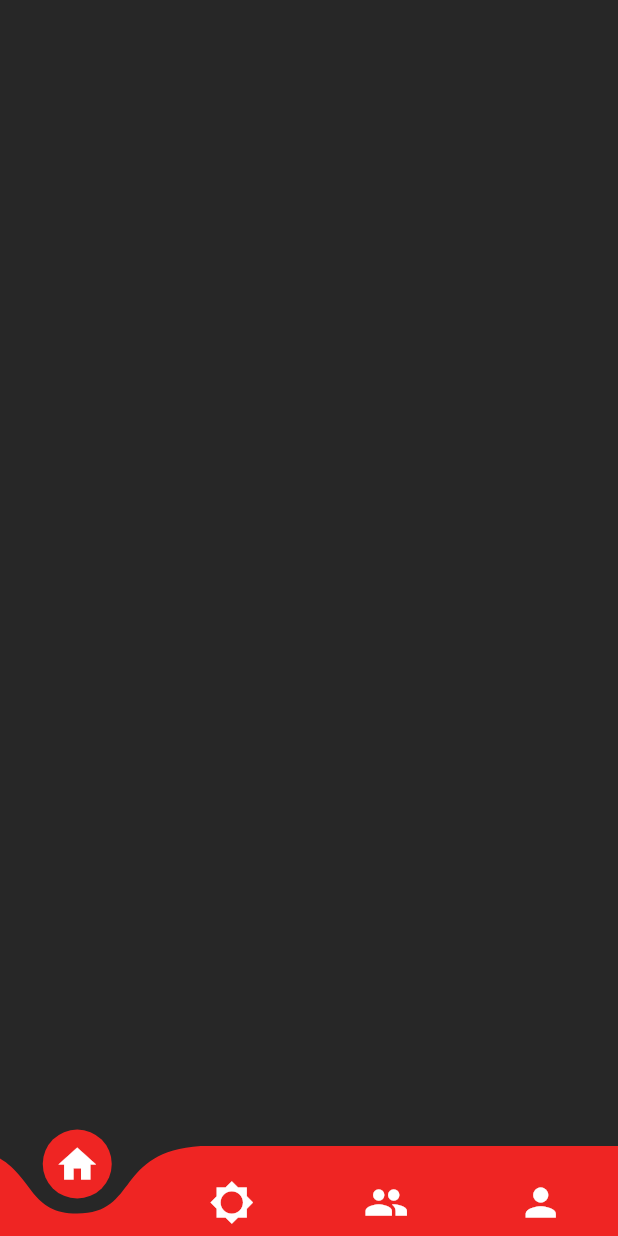
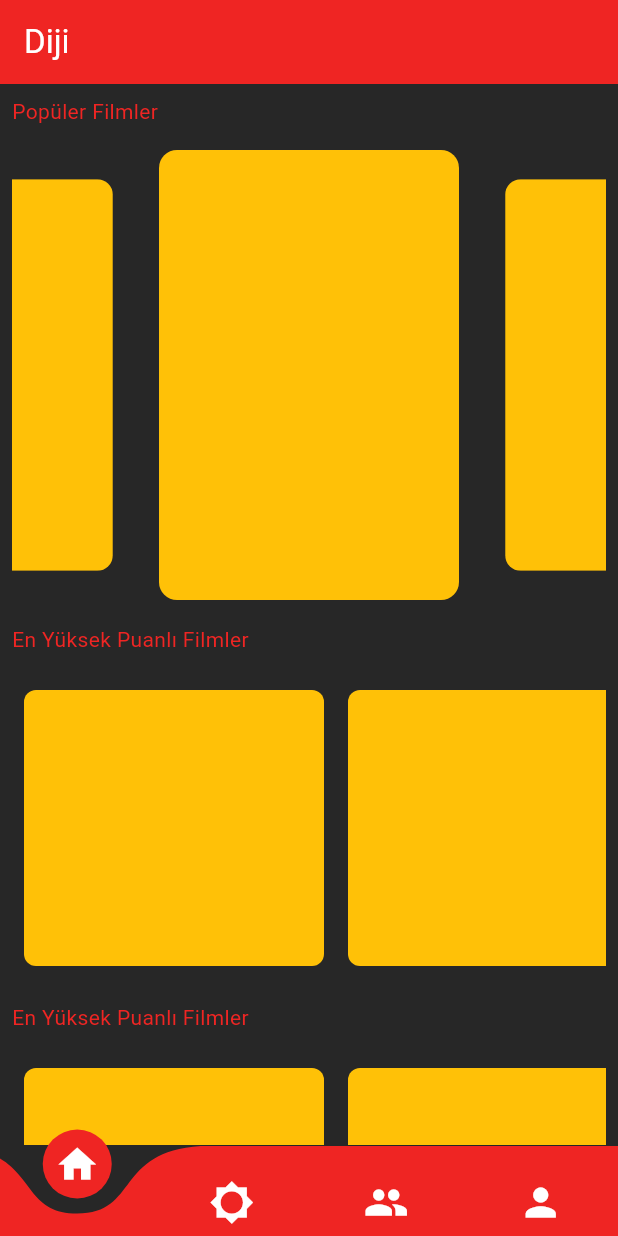
Before and after one commit to emirhncann/diji_app, a Flutter app: the HomePage screen opened directly, on a phone screen of 412 x 824 dp. Run offline on Flutter 3.47's test engine with Material 3 defaults, Android fonts, the phone set to English and light mode, and no system bars; drawn by our look-alikes of carousel_slider, curved_navigation_bar; our stand-ins replace cloud_firestore, firebase_auth, firebase_core, firebase_storage, google_fonts, google_generative_ai and 1 more; accounts and stored records are empty.

Commit message:
home page upgrade

```diff
--- a/lib/main.dart
+++ b/lib/main.dart
@@ -40,7 +40,7 @@ class MyApp extends StatelessWidget {
               onBackground: AppColors.white,
               surface: AppColors.dark,
               onSurface: AppColors.red)),
-      home: ProfilePage(),
+      home: const HomePage(),
     );
   }
 }
--- a/lib/screens/home.dart
+++ b/lib/screens/home.dart
@@ -1,3 +1,4 @@
+import 'package:carousel_slider/carousel_slider.dart';
 import 'package:flutter/material.dart';
 import 'package:social_movie_app/constants/bottom_nav_bar.dart';
 import 'package:social_movie_app/constants/color.dart';
@@ -13,7 +14,101 @@ class _HomePageState extends State<HomePage> {
   @override
   Widget build(BuildContext context) {
     return Scaffold(
-      body: SingleChildScrollView(),
+      appBar: AppBar(
+        backgroundColor: AppColors.red,
+        title: Text(
+          'Diji ',
+          style: TextStyle(color: AppColors.white),
+        ),
+      ),
+      body: SingleChildScrollView(
+        physics: BouncingScrollPhysics(),
+        child: Padding(
+          padding: const EdgeInsets.all(8.0),
+          child: Column(
+            crossAxisAlignment: CrossAxisAlignment.start,
+            children: [
+              Text("Popüler Filmler"),
+              SizedBox(
+                height: 16,
+              ),
+              SizedBox(
+                  width: double.infinity,
+                  child: CarouselSlider.builder(
+                    itemCount: 10,
+                    options: CarouselOptions(
+                        height: 300,
+                        autoPlay: true,
+                        viewportFraction: 0.55,
+                        enlargeCenterPage: true,
+                        pageSnapping: true,
+                        autoPlayCurve: Curves.fastOutSlowIn,
+                        autoPlayAnimationDuration: const Duration(seconds: 2)),
+                    itemBuilder: (context, itemIndex, PageViewIndex) {
+                      return ClipRRect(
+                        borderRadius: BorderRadius.circular(12),
+                        child: Container(
+                          height: 300,
+                          width: 200,
+                          color: Colors.amber,
+                        ),
+                      );
+                    },
+                  )),
+              const SizedBox(height: 16),
+              Text("En Yüksek Puanlı Filmler"),
+              SizedBox(
+                height: 16,
+              ),
+              SizedBox(
+                height: 200,
+                width: double.infinity,
+                child: ListView.builder(
+                    scrollDirection: Axis.horizontal,
+                    physics: const BouncingScrollPhysics(),
+                    itemCount: 10,
+                    itemBuilder: (context, index) {
+                      return Padding(
+                          padding: const EdgeInsets.all(8.0),
+                          child: ClipRRect(
+                            borderRadius: BorderRadius.circular(8),
+                            child: Container(
+                              color: Colors.amber,
+                              height: 200,
+                              width: 200,
+                            ),
+                          ));
+                    }),
+              ),
+              const SizedBox(height: 16),
+              Text("En Yüksek Puanlı Filmler"),
+              SizedBox(
+                height: 16,
+              ),
+              SizedBox(
+                height: 200,
+                width: double.infinity,
+                child: ListView.builder(
+                    scrollDirection: Axis.horizontal,
+                    physics: const BouncingScrollPhysics(),
+                    itemCount: 10,
+                    itemBuilder: (context, index) {
+                      return Padding(
+                          padding: const EdgeInsets.all(8.0),
+                          child: ClipRRect(
+                            borderRadius: BorderRadius.circular(8),
+                            child: Container(
+                              color: Colors.amber,
+                              height: 200,
+                              width: 200,
+                            ),
+                          ));
+                    }),
+              ),
+            ],
+          ),
+        ),
+      ),
       backgroundColor: AppColors.dark,
       bottomNavigationBar: BottomNavBar(
         pageIndex: 4,
--- a/pubspec.yaml
+++ b/pubspec.yaml
@@ -26,11 +26,14 @@ dependencies:
   flutter:
     sdk: flutter
 
-  curved_navigation_bar: ^1.0.3
+
+  http: ^1.2.1
 
   #STYLE
   cupertino_icons: ^1.0.6
   google_fonts: ^6.1.0
+  carousel_slider: ^4.2.1
+  curved_navigation_bar: ^1.0.3
 
   #FIREBASE
   firebase_core: ^2.24.0
```
Also changed, not shown: pubspec.lock.
